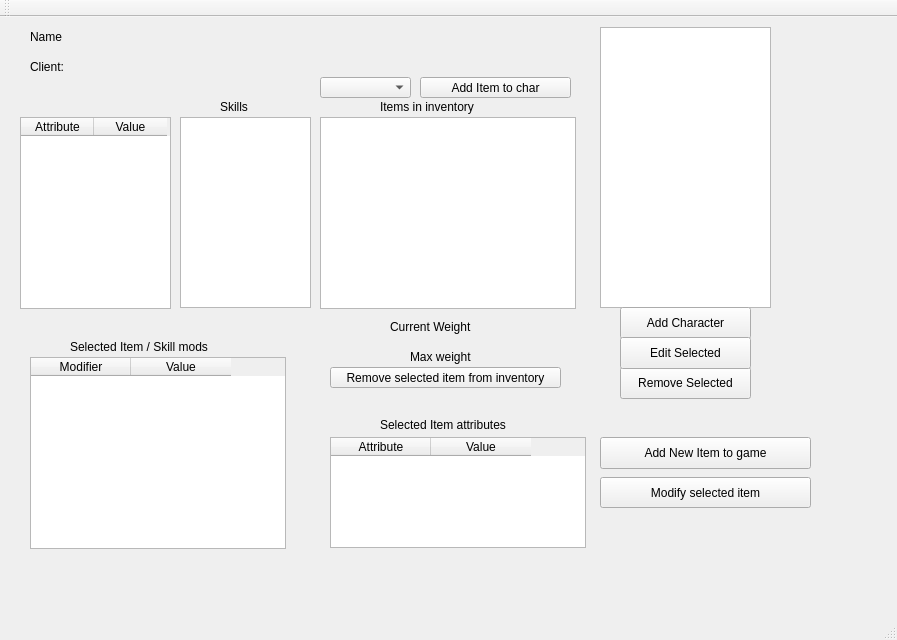
ROLL-E/roll-e, file Server/serverwindow.ui: the form before one commit.
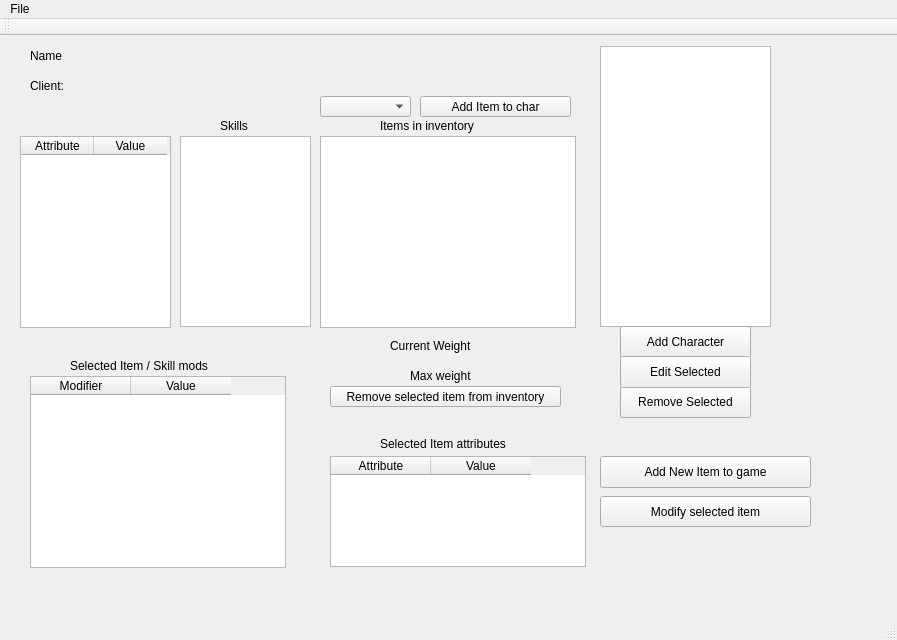
The form after the commit.

The edit to the form file:
```diff
--- a/Server/serverwindow.ui
+++ b/Server/serverwindow.ui
@@ -371,9 +371,20 @@
      <x>0</x>
      <y>0</y>
      <width>897</width>
-     <height>20</height>
+     <height>21</height>
     </rect>
    </property>
+   <widget class="QMenu" name="menuFile">
+    <property name="title">
+     <string>File</string>
+    </property>
+    <addaction name="actionNew_story"/>
+    <addaction name="separator"/>
+    <addaction name="actionSave_story"/>
+    <addaction name="separator"/>
+    <addaction name="actionQuit"/>
+   </widget>
+   <addaction name="menuFile"/>
   </widget>
   <widget class="QToolBar" name="mainToolBar">
    <attribute name="toolBarArea">
```
Left out of the diff: 15 changed lines with no effect on the pictures.
